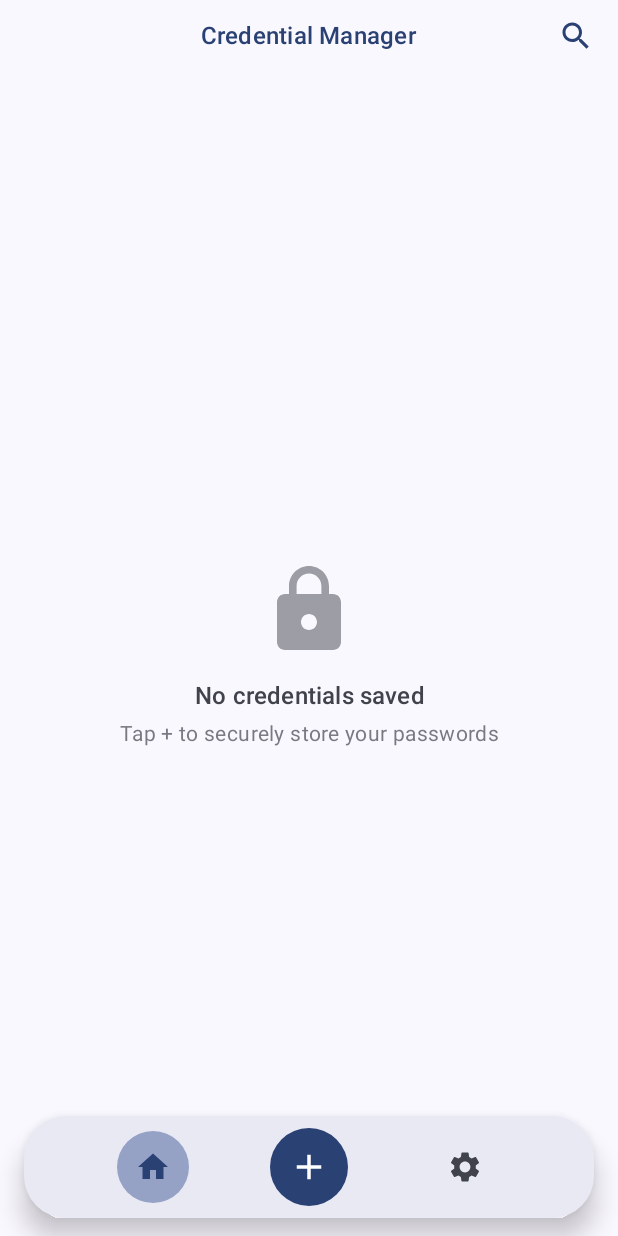
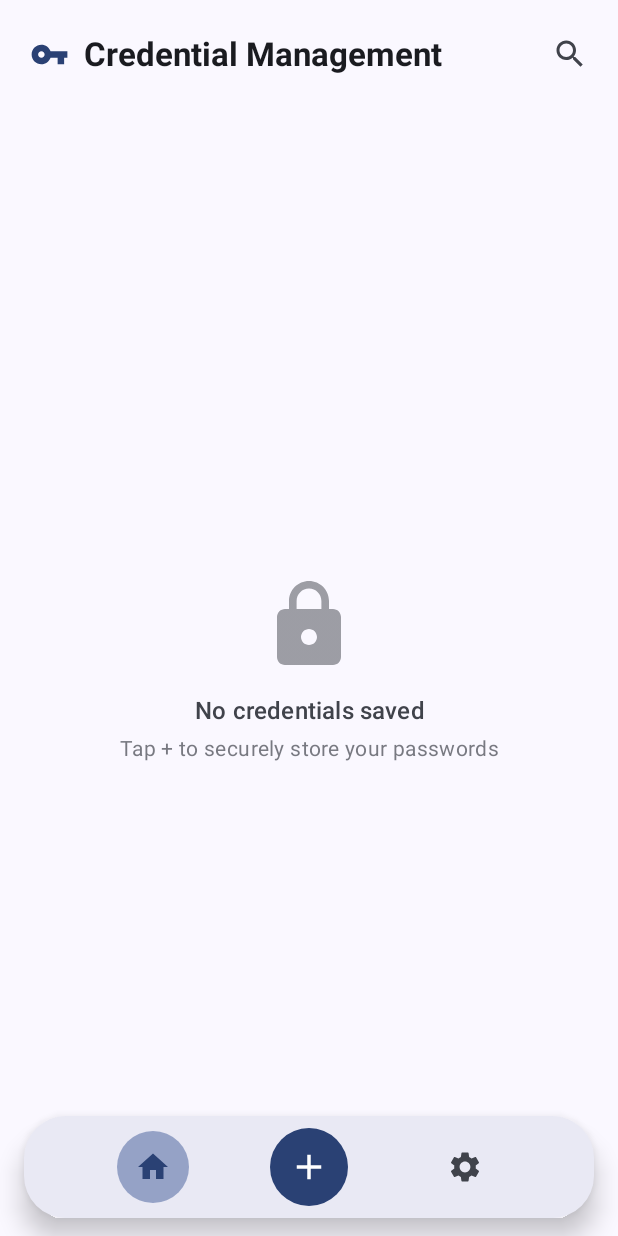
Before and after one commit to Mukesh-devs/TrackOne, an Android app built with Jetpack Compose: the composable TrackOneApp shown on its own in the app's theme, after a tap on "Credential Manager", on a phone screen of 412 x 824 dp. Run offline under Robolectric (Android 15) with nearby library versions, the phone set to English and light mode, and no system bars; our stand-ins replace Dagger/Hilt's generated code; 1 statement that could not run was skipped.

Commit message:
feat: update dashboard screen, expiry home screen, and credential navigation

```diff
--- a/app/src/main/java/com/dev/trackone/ui/dashboard/DashboardScreen.kt
+++ b/app/src/main/java/com/dev/trackone/ui/dashboard/DashboardScreen.kt
@@ -12,6 +12,8 @@ import androidx.compose.foundation.layout.Column
 import androidx.compose.foundation.layout.PaddingValues
 import androidx.compose.foundation.layout.Row
 import androidx.compose.foundation.layout.Spacer
+import androidx.compose.foundation.layout.IntrinsicSize
+import androidx.compose.foundation.layout.fillMaxHeight
 import androidx.compose.foundation.layout.fillMaxSize
 import androidx.compose.foundation.layout.fillMaxWidth
 import androidx.compose.foundation.layout.height
@@ -118,6 +120,7 @@ fun DashboardScreen(
                 Row(
                     modifier = Modifier
                         .fillMaxWidth()
+                        .height(IntrinsicSize.Min)
                         .padding(horizontal = 24.dp),
                     horizontalArrangement = Arrangement.spacedBy(12.dp),
                 ) {
@@ -128,7 +131,7 @@ fun DashboardScreen(
                         label = "Expiring Today",
                         value = "$expiringTodayCount",
                         subLabel = "Items",
-                        modifier = Modifier.weight(1f),
+                        modifier = Modifier.weight(1f).fillMaxHeight(),
                     )
                     OverviewStatCard(
                         icon = Icons.Default.AccountBalanceWallet,
@@ -137,7 +140,7 @@ fun DashboardScreen(
                         label = "Expenses Today",
                         value = CurrencyUtils.formatAmount(todayExpenseTotal),
                         subLabel = "Spent",
-                        modifier = Modifier.weight(1f),
+                        modifier = Modifier.weight(1f).fillMaxHeight(),
                     )
                     OverviewStatCard(
                         icon = Icons.Default.Lock,
@@ -146,7 +149,7 @@ fun DashboardScreen(
                         label = "Saved Credentials",
                         value = "$credentialCount",
                         subLabel = "Accounts",
-                        modifier = Modifier.weight(1f),
+                        modifier = Modifier.weight(1f).fillMaxHeight(),
                     )
                 }
             }
--- a/feature-credential/src/main/java/com/dev/trackone/feature/credential/navigation/CredentialNavigation.kt
+++ b/feature-credential/src/main/java/com/dev/trackone/feature/credential/navigation/CredentialNavigation.kt
@@ -4,14 +4,28 @@ import androidx.compose.animation.core.tween
 import androidx.compose.animation.fadeIn
 import androidx.compose.animation.fadeOut
 import androidx.compose.foundation.layout.Box
+import androidx.compose.foundation.layout.Row
+import androidx.compose.foundation.layout.Spacer
 import androidx.compose.foundation.layout.fillMaxSize
+import androidx.compose.foundation.layout.fillMaxWidth
 import androidx.compose.foundation.layout.padding
+import androidx.compose.foundation.layout.size
+import androidx.compose.foundation.layout.statusBarsPadding
+import androidx.compose.foundation.layout.width
 import androidx.compose.material.icons.Icons
 import androidx.compose.material.icons.filled.Add
 import androidx.compose.material.icons.filled.Home
+import androidx.compose.material.icons.filled.Search
 import androidx.compose.material.icons.filled.Settings
+import androidx.compose.material.icons.filled.VpnKey
 import androidx.compose.material3.ExperimentalMaterial3Api
+import androidx.compose.material3.Icon
+import androidx.compose.material3.IconButton
+import androidx.compose.material3.MaterialTheme
 import androidx.compose.material3.Scaffold
+import androidx.compose.material3.Text
+import androidx.compose.ui.text.font.FontWeight
+import androidx.compose.ui.unit.dp
 import androidx.compose.runtime.Composable
 import androidx.compose.runtime.getValue
 import androidx.compose.runtime.mutableStateOf
@@ -87,16 +101,46 @@ fun CredentialNavigation(
     Scaffold(
         topBar = {
             if (isOnMainScreen) {
+                if (currentRoute == CredentialRoutes.HOME) {
+                    // Icon + title header, matching the Expense/Expiry modules.
+                    Row(
+                        modifier = Modifier
+                            .fillMaxWidth()
+                            .statusBarsPadding()
+                            .padding(start = 20.dp, end = 8.dp, top = 12.dp, bottom = 8.dp),
+                        verticalAlignment = Alignment.CenterVertically,
+                    ) {
+                        Icon(
+                            imageVector = Icons.Default.VpnKey,
+                            contentDescription = null,
+                            tint = MaterialTheme.colorScheme.primary,
+                            modifier = Modifier.size(26.dp),
+                        )
+                        Spacer(modifier = Modifier.width(10.dp))
+                        Text(
+                            text = "Credential Management",
+                            style = MaterialTheme.typography.titleLarge,
+                            fontWeight = FontWeight.Bold,
+                            color = MaterialTheme.colorScheme.onBackground,
+                            modifier = Modifier.weight(1f),
+                        )
+                        IconButton(onClick = { viewModel.toggleSearch() }) {
+                            Icon(
+                                imageVector = Icons.Default.Search,
+                                contentDescription = "Search",
+                                tint = MaterialTheme.colorScheme.onSurfaceVariant,
+                            )
+                        }
+                    }
+                } else {
                     TrackOneTopBar(
                         title = when (currentRoute) {
-                        CredentialRoutes.HOME -> "Credential Manager"
                             CredentialRoutes.ADD -> "Add Credential"
                             CredentialRoutes.SETTINGS -> "Settings"
                             else -> "Credentials"
                         },
-                    showSearchIcon = currentRoute == CredentialRoutes.HOME,
-                    onSearchClick = { viewModel.toggleSearch() },
                     )
+                }
             } else {
                 val title = when (currentRoute) {
                     CredentialRoutes.EDIT -> "Edit Credential"
--- a/feature-expiry/src/main/java/com/dev/trackone/feature/expiry/presentation/screen/ExpiryHomeScreen.kt
+++ b/feature-expiry/src/main/java/com/dev/trackone/feature/expiry/presentation/screen/ExpiryHomeScreen.kt
@@ -31,6 +31,7 @@ import androidx.compose.material.icons.filled.Notifications
 import androidx.compose.material.icons.filled.Schedule
 import androidx.compose.material.icons.filled.Search
 import androidx.compose.material.icons.filled.SearchOff
+import androidx.compose.material.icons.filled.Timer
 import androidx.compose.material.icons.outlined.FilterList
 import androidx.compose.material3.ExperimentalMaterial3Api
 import androidx.compose.material3.Icon
@@ -185,6 +186,13 @@ private fun ExpiryHeader(onBellClick: () -> Unit) {
             .padding(start = 20.dp, end = 12.dp, top = 12.dp, bottom = 8.dp),
         verticalAlignment = Alignment.CenterVertically,
     ) {
+        Icon(
+            imageVector = Icons.Default.Timer,
+            contentDescription = null,
+            tint = MaterialTheme.colorScheme.primary,
+            modifier = Modifier.size(26.dp),
+        )
+        Spacer(modifier = Modifier.width(10.dp))
         Column(modifier = Modifier.weight(1f)) {
             Text(
                 text = "Expiry Tracker",
@@ -356,15 +364,13 @@ fun ExpiryItemCard(
         tonalElevation = 2.dp,
     ) {
         Row(verticalAlignment = Alignment.CenterVertically) {
-            // Red accent stripe for expired items
-            if (expired) {
-                Box(
-                    modifier = Modifier
-                        .width(4.dp)
-                        .fillMaxHeight()
-                        .background(ExpiredRed),
-                )
-            }
+            // Status stripe: green when active, red when expired
+            Box(
+                modifier = Modifier
+                    .width(4.dp)
+                    .fillMaxHeight()
+                    .background(if (expired) ExpiredRed else ActiveGreen),
+            )
             Row(
                 modifier = Modifier.padding(horizontal = 16.dp, vertical = 16.dp),
                 verticalAlignment = Alignment.CenterVertically,
```
Lines whose indentation alone changed are shown as unchanged.
